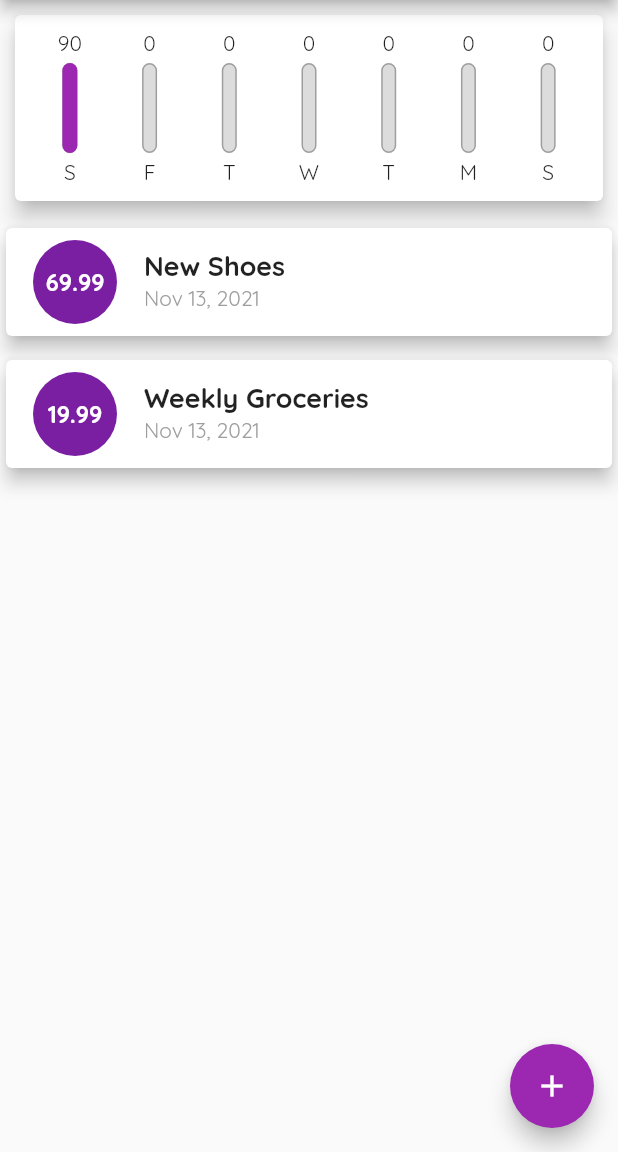
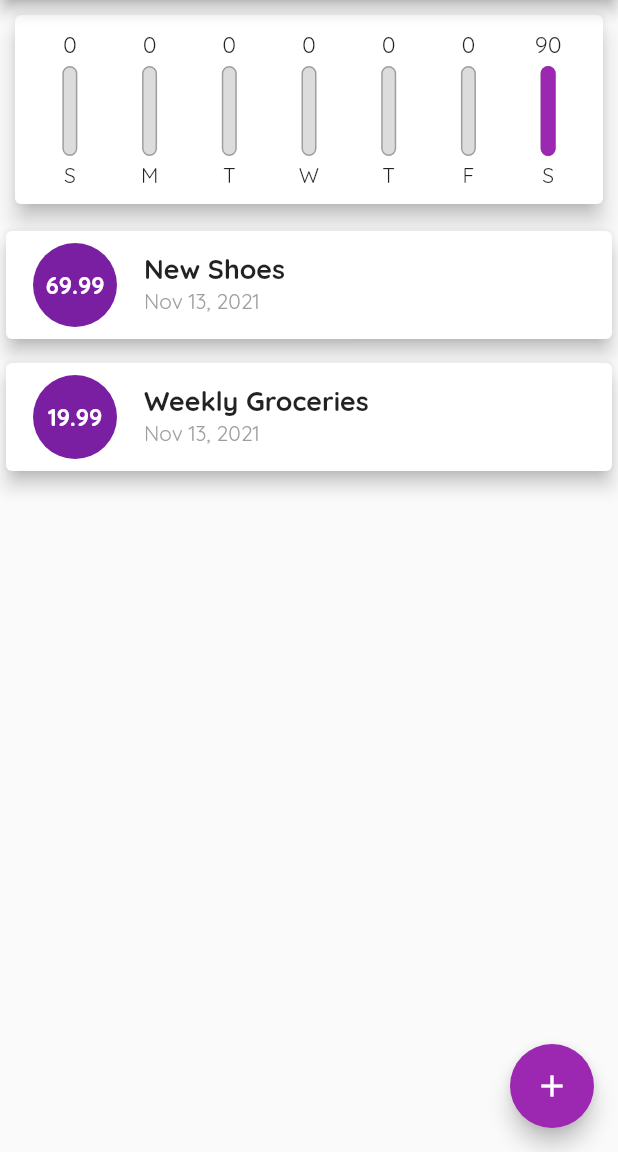
Before and after one commit to aj2460/Expense-calc, a Flutter app: the screen it shows after launch, on a phone screen of 412 x 824 dp, the part 84-1236 px from its top. Run offline on Flutter 3.47's test engine with Material 2 defaults, Android fonts, the phone set to English and light mode, and no system bars.

Commit message:
Reverse chart order and set fixed height to bar

```diff
--- a/lib/widgets/chart.dart
+++ b/lib/widgets/chart.dart
@@ -25,7 +25,7 @@ class Chart extends StatelessWidget {
         "day": DateFormat.E().format(weekDay).substring(0, 1),
         "amount": totalSum
       };
-    });
+    }).reversed.toList();
   }
 
   double get totalSpending {
--- a/lib/widgets/chart_bar.dart
+++ b/lib/widgets/chart_bar.dart
@@ -11,7 +11,14 @@ class ChartBar extends StatelessWidget {
   Widget build(BuildContext context) {
     return Column(
       children: [
-        FittedBox(child: Text("${spendingAmount.toStringAsFixed(0)}")),
+        Container(
+          height: 20,
+          child: FittedBox(
+            child: Text(
+              "${spendingAmount.toStringAsFixed(0)}",
+            ),
+          ),
+        ),
         SizedBox(
           height: 4,
         ),
```
